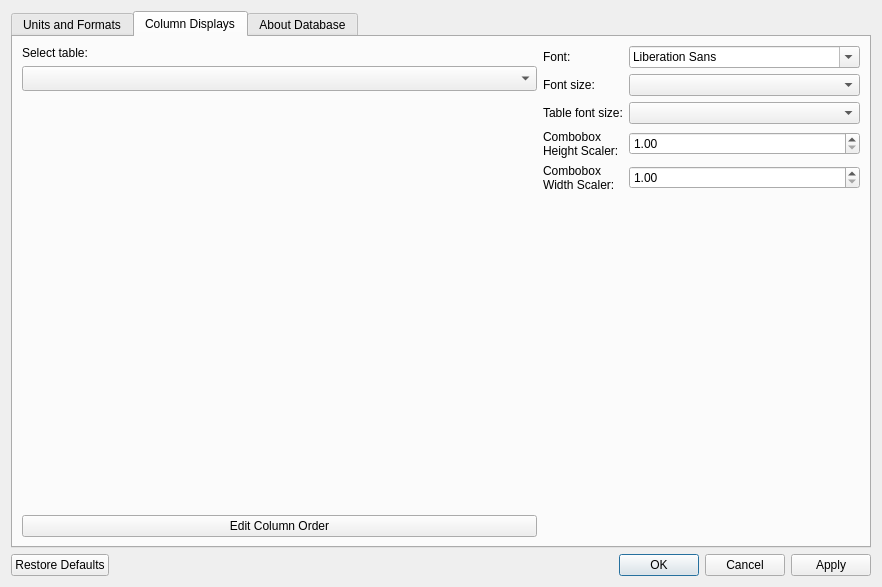
Before: the Qt Designer form ui/Settings.ui in kathrynmetcalf/GeoCORK, drawn with Qt 5.
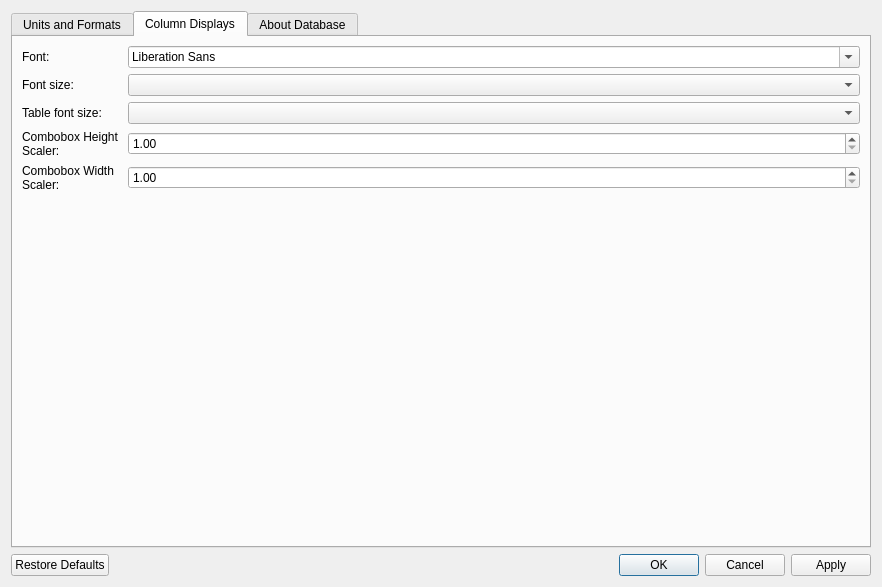
After: the same form once the commit is applied.

Commit message: Created a new widget for selecting columns using a checkable drag/drop list. User interface for setting column order works now. Still need to implement updating views, but fussing right now. Modified some columns in views and updated SQLUtils and the default columns in settings.

```diff
--- a/ui/Settings.ui
+++ b/ui/Settings.ui
@@ -231,66 +231,7 @@
       </attribute>
       <layout class="QHBoxLayout" name="horizontalLayout_3">
        <item>
-        <layout class="QVBoxLayout" name="verticalLayout_4">
-         <item>
-          <widget class="QLabel" name="label_12">
-           <property name="text">
-            <string>Select table:</string>
-           </property>
-          </widget>
-         </item>
-         <item>
-          <widget class="QComboBox" name="columnselection_comboBox">
-           <property name="sizePolicy">
-            <sizepolicy hsizetype="Preferred" vsizetype="Fixed">
-             <horstretch>0</horstretch>
-             <verstretch>0</verstretch>
-            </sizepolicy>
-           </property>
-           <property name="minimumSize">
-            <size>
-             <width>400</width>
-             <height>25</height>
-            </size>
-           </property>
-           <property name="maximumSize">
-            <size>
-             <width>16777215</width>
-             <height>16777215</height>
-            </size>
-           </property>
-          </widget>
-         </item>
-         <item>
-          <widget class="QStackedWidget" name="columnattributes_stack">
-           <property name="minimumSize">
-            <size>
-             <width>0</width>
-             <height>0</height>
-            </size>
-           </property>
-           <property name="maximumSize">
-            <size>
-             <width>16777215</width>
-             <height>16777215</height>
-            </size>
-           </property>
-           <property name="baseSize">
-            <size>
-             <width>400</width>
-             <height>600</height>
-            </size>
-           </property>
-          </widget>
-         </item>
-         <item>
-          <widget class="QPushButton" name="editorder_pushbutton">
-           <property name="text">
-            <string>Edit Column Order</string>
-           </property>
-          </widget>
-         </item>
-        </layout>
+        <layout class="QVBoxLayout" name="column_verticalLayout"/>
        </item>
        <item>
         <layout class="QGridLayout" name="gridLayout_6">
```
The commit also changes 11 other files.
